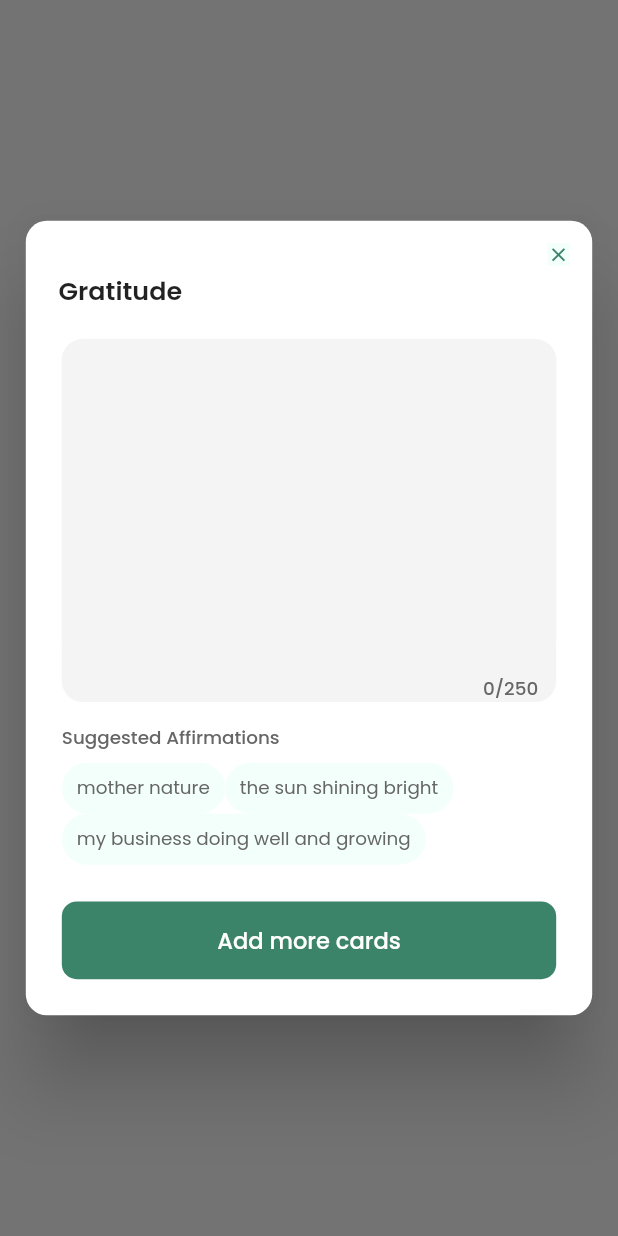
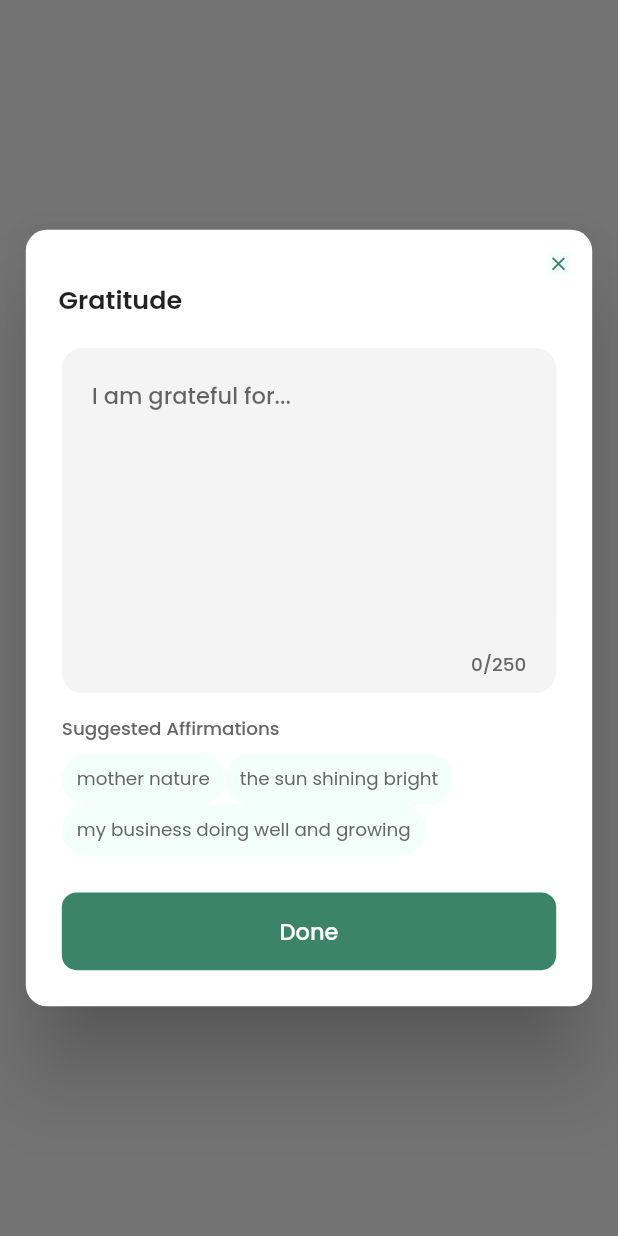
Before and after one commit to bhavesh561988/prome-app-test, a Flutter app: what showAlertDialog() shows on an empty page, opened directly, on a phone screen of 412 x 824 dp. Run offline on Flutter 3.47's test engine with Material 2 defaults, Android fonts, the light colour scheme and no system bars; our stand-ins replace carousel_slider, flutter_screenutil, get, timelines; network calls fail.

Commit message:
Diologe Clickable

```diff
--- a/lib/pages/navigation_handler/navigation_handler_view.dart
+++ b/lib/pages/navigation_handler/navigation_handler_view.dart
@@ -81,7 +81,6 @@ class BottomNavigationBarWidget extends StatelessWidget {
       child: BottomNavigationBar(
           currentIndex: controller.selectedIndex.value,
           onTap: (index) {
-            print(controller.canVibrate);
             controller.onItemTapped(index);
           },
           enableFeedback: true,
--- a/lib/widget/diloge.dart
+++ b/lib/widget/diloge.dart
@@ -4,7 +4,18 @@ import 'package:quotedemo/widget/chipe_widget.dart';
 import 'package:quotedemo/widget/custom_button.dart';
 import 'package:flutter_screenutil/flutter_screenutil.dart';
 
+TextEditingController controller = TextEditingController();
+void insert(String content) {
+  var text = controller.text;
+  var pos = controller.selection.start;
+  controller.value = TextEditingValue(
+    text: content,
+    selection: TextSelection.collapsed(offset: pos + content.length),
+  );
+}
+
 showAlertDialog(BuildContext context) {
+  controller.clear();
   var maxLength = 10;
   var textLength = 0;
   AlertDialog alert = AlertDialog(
@@ -47,17 +58,23 @@ showAlertDialog(BuildContext context) {
           mainAxisSize: MainAxisSize.min,
           children: [
             Container(
+              padding: const EdgeInsets.only(bottom: 10),
               decoration: BoxDecoration(
                   color: ColorsProvider.TEXTAREA_COLOR,
                   borderRadius: BorderRadius.circular(14)),
               child: TextFormField(
-                minLines: 8,
+                controller: controller,
+                minLines: 7,
                 maxLines: 15,
                 maxLength: 250,
-                onChanged: (value) {
-                  textLength = value.length;
-                },
+                onChanged: (value) {},
                 decoration: InputDecoration(
+                  contentPadding: const EdgeInsets.all(20),
+                  hintText: "I am grateful for...",
+                  hintStyle: TextStyle(
+                    fontWeight: FontWeight.w500,
+                    fontSize: 16.sp,
+                  ),
                   counterStyle: TextStyle(
                       color: ColorsProvider.UNSELECTED_COLOR,
                       fontWeight: FontWeight.w500,
@@ -89,21 +106,34 @@ showAlertDialog(BuildContext context) {
               height: 8.h,
             ),
             Row(
-              children: const [
-                ChipWidget(name: "mother nature"),
-                ChipWidget(name: "the sun shining bright"),
+              children: [
+                GestureDetector(
+                    onTap: () {
+                      insert("mother nature");
+                    },
+                    child: const ChipWidget(name: "mother nature")),
+                GestureDetector(
+                    onTap: () {
+                      insert("the sun shining bright");
+                    },
+                    child: const ChipWidget(name: "the sun shining bright")),
               ],
             ),
             Row(
-              children: const [
-                ChipWidget(name: "my business doing well and growing"),
+              children: [
+                GestureDetector(
+                    onTap: () {
+                      insert("my business doing well and growing");
+                    },
+                    child: const ChipWidget(
+                        name: "my business doing well and growing")),
               ],
             ),
             SizedBox(
               height: 26.h,
             ),
             CustomButton(
-                text: "Add more cards",
+                text: "Done",
                 function: () {
                   Navigator.pop(context);
                 }),
```
